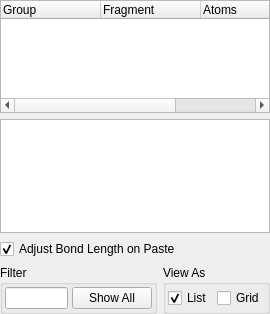
Qt form branches/nugui/src/gui/fragments.ui (trisyoungs/aten) before a commit.
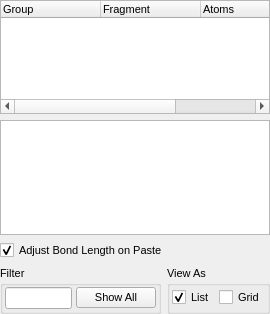
The same form after that commit.

Commit message: Converted all icons to plain svg (again) using older version of Inkscape. Removed unnecessary call to setCentralWidget in GuiQt::run(). Tweaked some dock widget issues. Changed font size of all dock widgets to 8 pt. Added Messenger::richPrint() function to pass HTML-formatted message to GUI and stripped plaintext message to stdout if required.

Diff of the .ui file:
```diff
--- a/branches/nugui/src/gui/fragments.ui
+++ b/branches/nugui/src/gui/fragments.ui
@@ -13,9 +13,14 @@
   <property name="minimumSize">
    <size>
     <width>270</width>
-    <height>244</height>
+    <height>263</height>
    </size>
   </property>
+  <property name="font">
+   <font>
+    <pointsize>8</pointsize>
+   </font>
+  </property>
   <property name="floating">
    <bool>true</bool>
   </property>
```
The commit also changes 156 other files.
